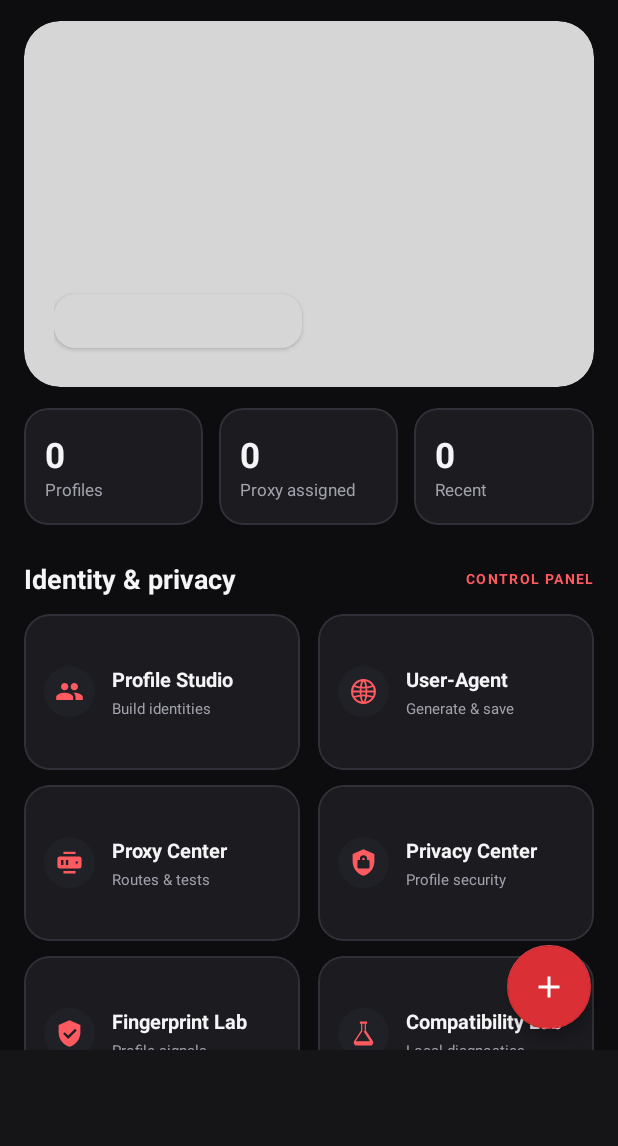
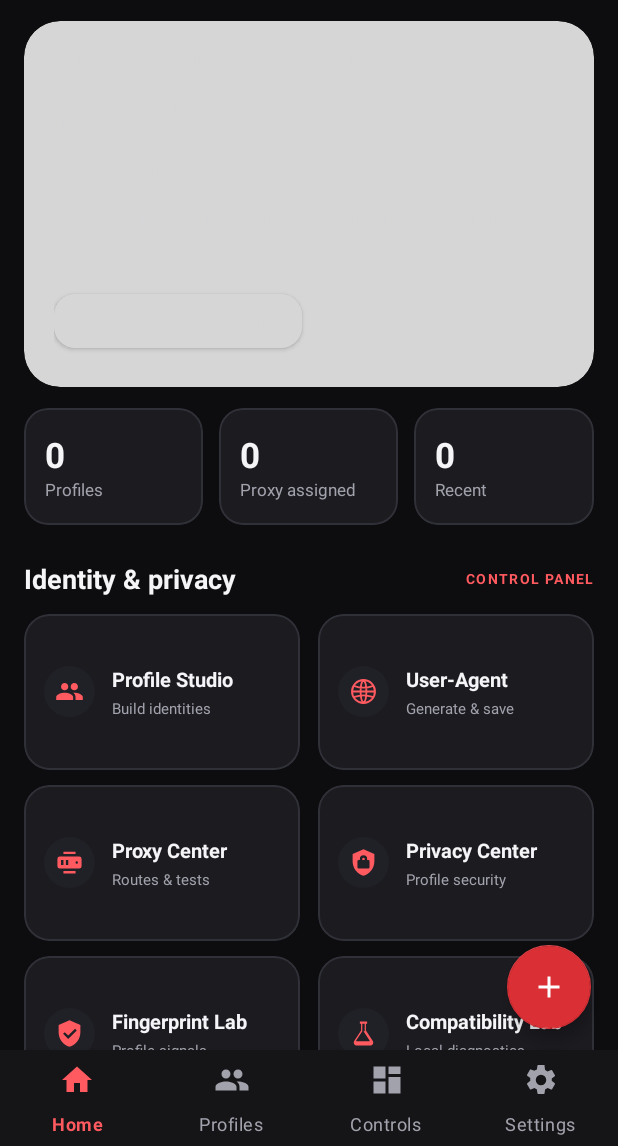
Before and after one commit to parkerlovealex/NEXORA, an Android app: the screen it shows after launch (MainActivity), on a phone screen of 412 x 824 dp, the part 90-1236 px from its top. Run offline under Robolectric (Android 15) with nearby library versions, the phone set to English and light mode, and no system bars; pictures from the network do not load.

Commit message:
Update Android app source to 0.4.0-alpha29 (versionCode 33)

```diff
--- a/app/src/main/res/menu/browser_menu.xml
+++ b/app/src/main/res/menu/browser_menu.xml
@@ -12,7 +12,7 @@
         android:title="Find in page" />
     <item
         android:id="@+id/itemCheckFp"
-        android:title="Check fingerprint" />
+        android:title="Privacy diagnostics" />
     <item
         android:id="@+id/itemProfileInfo"
         android:title="Profile info" />
--- /dev/null
+++ b/app/src/main/res/menu/main_bottom_nav.xml
@@ -0,0 +1,7 @@
+<?xml version="1.0" encoding="utf-8"?>
+<menu xmlns:android="http://schemas.android.com/apk/res/android">
+    <item android:id="@+id/nav_home" android:icon="@drawable/ic_nav_home" android:title="Home" />
+    <item android:id="@+id/nav_profiles" android:icon="@drawable/ic_nav_profiles" android:title="Profiles" />
+    <item android:id="@+id/nav_tools" android:icon="@drawable/ic_nav_tools" android:title="Controls" />
+    <item android:id="@+id/nav_settings" android:icon="@drawable/ic_nav_settings" android:title="Settings" />
+</menu>
--- a/app/src/main/res/menu/main_menu.xml
+++ b/app/src/main/res/menu/main_menu.xml
@@ -1,8 +1,23 @@
 <?xml version="1.0" encoding="utf-8"?>
 <menu xmlns:android="http://schemas.android.com/apk/res/android">
     <item
+        android:id="@+id/itemSelectProfiles"
+        android:title="Select profiles" />
+    <item
+        android:id="@+id/itemFeatureCenter"
+        android:title="Anti-detect Center" />
+    <item
         android:id="@+id/itemBulkCreate"
-        android:title="Bulk profile creation" />
+        android:title="Profile Studio" />
+    <item
+        android:id="@+id/itemUserAgentGenerator"
+        android:title="User-Agent Generator" />
+    <item
+        android:id="@+id/itemProxyManager"
+        android:title="Proxy Manager" />
+    <item
+        android:id="@+id/itemAutomationCenter"
+        android:title="Automation Center" />
     <item
         android:id="@+id/itemSettings"
         android:title="Settings" />
```
